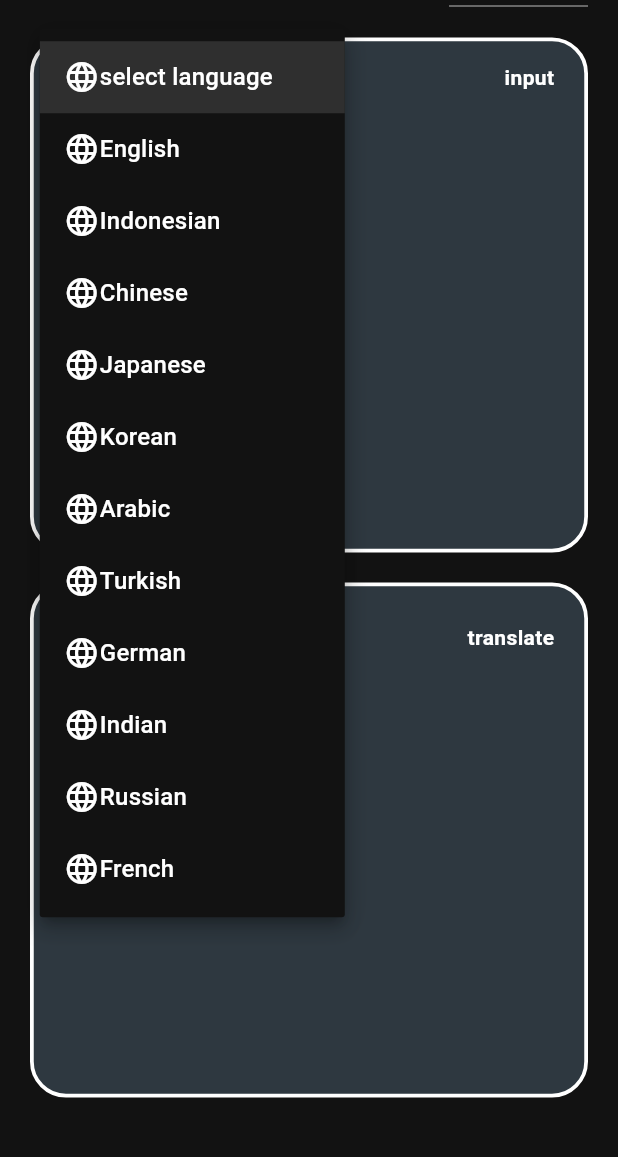
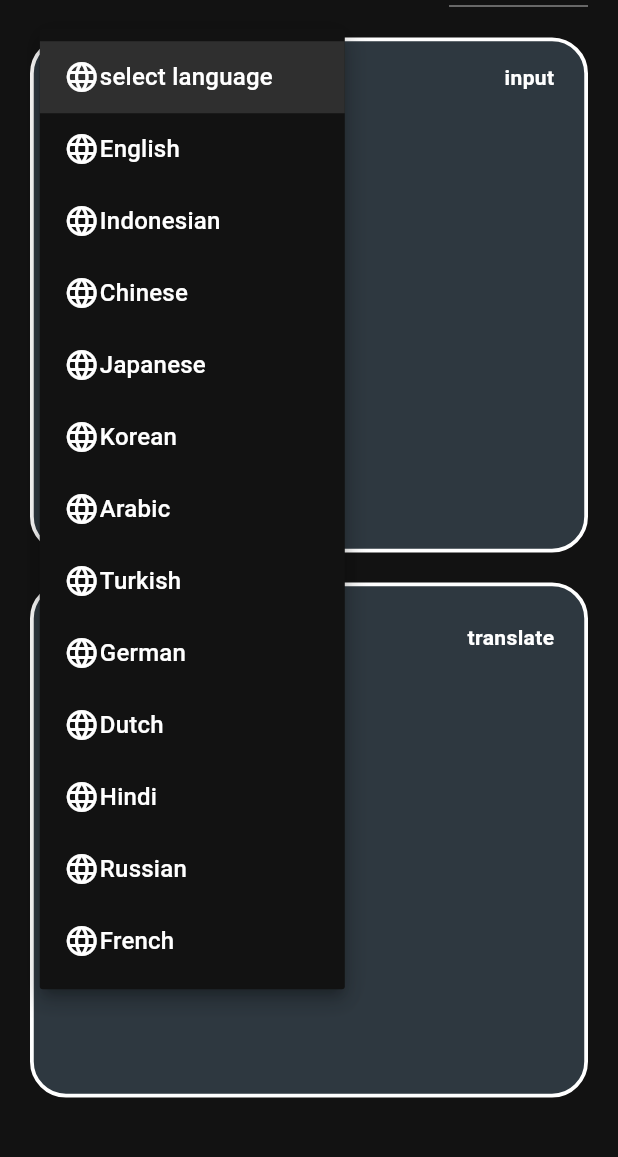
Before and after one commit to Rokel15/skripsi_gunadarma_aplikasi_translator, a Flutter app: the TranslateInputTextScreen screen opened by its route, after a tap on "select language", on a phone screen of 412 x 824 dp, the part 54-1211 px from its top. Run offline on Flutter 3.47's test engine with Material 3 defaults, Android fonts, the phone set to English and light mode, and no system bars; our stand-ins replace camera, google_fonts, image_picker; missing offline and left inert: dart:ffi, google_mlkit_text_recognition, google_mlkit_translation; statements that could not run were skipped.

Commit message:
alhamdulillah ada kemajuan

```diff
--- a/lib/providers/translate_provider.dart
+++ b/lib/providers/translate_provider.dart
@@ -1,3 +1,4 @@
+import 'dart:ffi';
 import 'dart:io' as io;
 import 'package:camera/camera.dart';
 import 'package:flutter/material.dart';
@@ -17,35 +18,77 @@ class TranslateProvider extends ChangeNotifier{
   TextStyle roboto16SemiBold = GoogleFonts.roboto(fontSize: 16, fontWeight: FontWeight.w600,);
   TextStyle roboto16Bold = GoogleFonts.roboto(fontSize: 16, fontWeight: FontWeight.w700,);
 
-  List<String> _languages = [
-    "select language",
-    "English",
-    "Indonesian",
-    "Chinese",
-    "Japanese",
-    "Korean",
-    "Arabic",
-    "Turkish",
-    "German",
-    "Indian",
-    "Russian",
-    "French",
-  ];
+  // List<String> _languages = [
+  //   "select language",
+  //   "English",
+  //   "Indonesian",
+  //   "Chinese",
+  //   "Japanese",
+  //   "Korean",
+  //   "Arabic",
+  //   "Turkish",
+  //   "German",
+  //   "Indian",
+  //   "Russian",
+  //   "French",
+  // ];
+
+  // List<Map<String, TranslateLanguage>> _languages = [
+  //   {"select language": TranslateLanguage.english},
+  //   {"English": TranslateLanguage.english},
+  //   {"Indonesian": TranslateLanguage.indonesian},
+  //   {"Chinese": TranslateLanguage.chinese},
+  //   {"Japanese": TranslateLanguage.japanese},
+  //   {"Korean": TranslateLanguage.korean},
+  //   {"Arabic": TranslateLanguage.arabic},
+  //   {"Turkish": TranslateLanguage.turkish},
+  //   {"German": TranslateLanguage.german},
+  //   {"Dutch": TranslateLanguage.dutch},
+  //   {"Hindi": TranslateLanguage.hindi},
+  //   {"Russian": TranslateLanguage.russian},
+  //   {"French": TranslateLanguage.french},
+  // ];
+
+  Map<String, dynamic> _languages = {
+    "select language": nullptr,
+    "English": TranslateLanguage.english,
+    "Indonesian": TranslateLanguage.indonesian,
+    "Chinese": TranslateLanguage.chinese,
+    "Japanese": TranslateLanguage.japanese,
+    "Korean": TranslateLanguage.korean,
+    "Arabic": TranslateLanguage.arabic,
+    "Turkish": TranslateLanguage.turkish,
+    "German": TranslateLanguage.german,
+    "Dutch": TranslateLanguage.dutch,
+    "Hindi": TranslateLanguage.hindi,
+    "Russian": TranslateLanguage.russian,
+    "French": TranslateLanguage.french,
+  };
 
   List<String> get languages{
-    return [..._languages];
+    return [..._languages.keys.toList()];
   }
 
   String _selectSourceLanguage = "select language";
+  TranslateLanguage? _sourceLanguage;
   String _selectTargetLanguage = "select language";
+  TranslateLanguage? _targetLanguage;
   String _selectLanguageForLiveCamera = "select language";
 
   String get selectSourceLanguage{
     return _selectSourceLanguage;
   }
 
+  TranslateLanguage? get sourceLanguage{
+    return _sourceLanguage;
+  }
+
   String get selectTargetLanguage{
     return _selectTargetLanguage;
+  }
+
+  TranslateLanguage? get targetLanguage{
+    return _targetLanguage;
   }
 
   String get selectLanguageForLiveCamera{
@@ -54,11 +97,13 @@ class TranslateProvider extends ChangeNotifier{
 
   void onSourceLanguageChanged(String? language){
     _selectSourceLanguage = language!;
+    _sourceLanguage = _languages[language];
     notifyListeners();
   }
 
   void onTargetLanguageChanged(String? language){
     _selectTargetLanguage = language!;
+    _targetLanguage = _languages[language];
     notifyListeners();
   }
 
@@ -272,6 +317,18 @@ class TranslateProvider extends ChangeNotifier{
     notifyListeners();
   }
 
+  Future translateInputText()async{
+    if(sourceLanguage != null && targetLanguage != null){
+      final String response = await OnDeviceTranslator(
+        sourceLanguage: sourceLanguage!,
+        targetLanguage: targetLanguage!,
+      ).translateText(inputTextController.text);
+      textTranslateInput = response;
+      notifyListeners();
+    }
+    notifyListeners();
+  }
+
   recognizeTextAndTranslate(BuildContext context) async {
     await recognizeText();
     await translateText(textIsRecognized);
@@ -336,6 +393,6 @@ class TranslateProvider extends ChangeNotifier{
   String inputLabel = "input";
   String translateLabel = "translate";
   TextEditingController inputTextController = TextEditingController();
-  String textStyleTranslateInput = "";
+  String textTranslateInput = "";
   Color inputTextColor = const Color(0xff2E3840);
 }
--- a/lib/screens/translate_input_text_screen.dart
+++ b/lib/screens/translate_input_text_screen.dart
@@ -1,6 +1,5 @@
 import 'package:flutter/material.dart';
 import 'package:provider/provider.dart';
-
 import '../providers/translate_provider.dart';
 import '../widgets/user_written_translated_screen/input_text.dart';
 import '../widgets/user_written_translated_screen/select_look.dart';
@@ -43,12 +42,13 @@ class TranslateInputTextScreen extends StatelessWidget {
               TranslateInput(
                 label: translateProvider.translateLabel,
                 textStyleTranslateInput: translateProvider.roboto14Bold,
-                translateInputText: translateProvider.textStyleTranslateInput,
+                translateInputText: translateProvider.textTranslateInput,
                 color: translateProvider.inputTextColor,
                 borderColor: Colors.white,
                 selectLanguageValue: translateProvider.selectTargetLanguage,
                 selectLanguageItems: translateProvider.languages,
                 onLanguageChanged: (String val){translateProvider.onTargetLanguageChanged(val);},
+                tapSementara: (){translateProvider.translateInputText();},
               ),
             ],
           ),
--- a/lib/widgets/user_written_translated_screen/translate_input.dart
+++ b/lib/widgets/user_written_translated_screen/translate_input.dart
@@ -1,3 +1,4 @@
+import 'package:flutter/cupertino.dart';
 import 'package:flutter/material.dart';
 
 class TranslateInput extends StatefulWidget {
@@ -10,6 +11,8 @@ class TranslateInput extends StatefulWidget {
   List<String> selectLanguageItems;
   Function(String) onLanguageChanged;
 
+  Function() tapSementara;
+
   TranslateInput({
     super.key,
     required this.label,
@@ -20,6 +23,7 @@ class TranslateInput extends StatefulWidget {
     required this.selectLanguageValue,
     required this.selectLanguageItems,
     required this.onLanguageChanged,
+    required this.tapSementara
   });
 
   @override
@@ -56,9 +60,14 @@ class _TranslateInputState extends State<TranslateInput> {
                 onChanged: (String? val){widget.onLanguageChanged(val!);},
               ),
 
-              Text(
-                widget.label,
-                style: widget.textStyleTranslateInput,
+              GestureDetector(
+                child: Text(
+                  widget.label,
+                  style: widget.textStyleTranslateInput,
+                ),
+                onTap: (){
+                  widget.tapSementara();
+                },
               )
             ],
           ),
```
Also changed, not shown: lib/widgets/camera_and_gallery_translated_screen/text_is_recognized.dart (line endings or trailing spaces).
